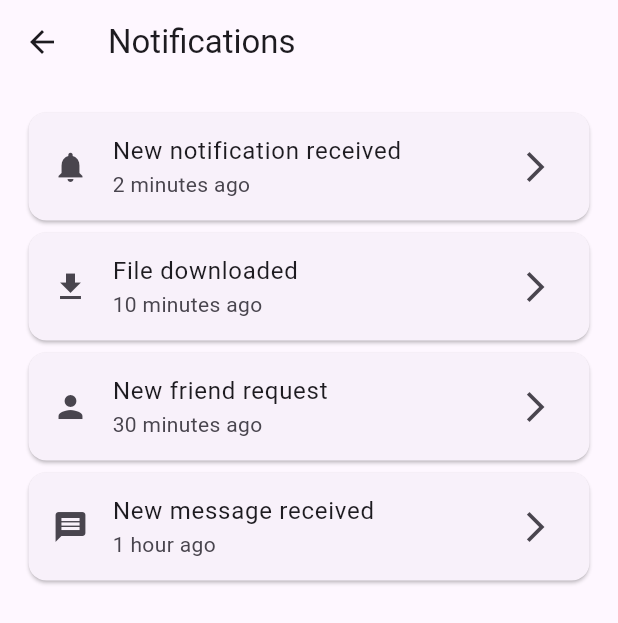
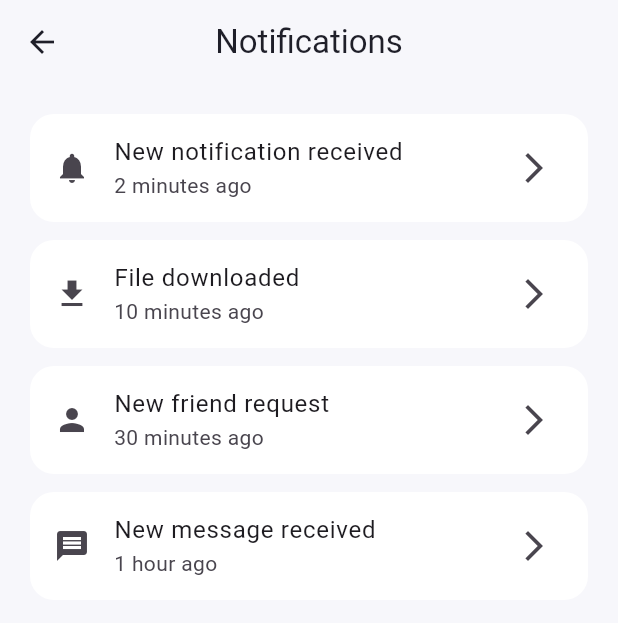
Before and after one commit to saisk7590-app/Flutter, a Flutter app: the screen it shows after launch, after a tap on "Login", after a tap on "New notification received", on a phone screen of 412 x 824 dp. Shown: the top 623 px of the screen. Run offline on Flutter 3.47's test engine with Material 3 defaults, Android fonts, the phone set to English and light mode, and no system bars.

Commit message:
feat: enhance UI and navigation structure across the app, implement reusable InfoTileCard widget, and improve overall styling consistency

```diff
--- a/lib/main.dart
+++ b/lib/main.dart
@@ -14,13 +14,62 @@ class MyApp extends StatelessWidget {
   Widget build(BuildContext context) {
     return MaterialApp(
       debugShowCheckedModeBanner: false,
-
       title: 'UI Practice App',
-
       theme: ThemeData(
-        colorScheme: ColorScheme.fromSeed(seedColor: Colors.deepPurple),
+        useMaterial3: true,
+        colorScheme: ColorScheme.fromSeed(
+          seedColor: Colors.deepPurple,
+          brightness: Brightness.light,
+        ),
+        scaffoldBackgroundColor: const Color(0xFFF7F7FB),
+        appBarTheme: const AppBarTheme(
+          centerTitle: true,
+          elevation: 0,
+          backgroundColor: Colors.transparent,
+          foregroundColor: Color(0xFF1F1F29),
+        ),
+        cardTheme: CardThemeData(
+          elevation: 0,
+          color: Colors.white,
+          margin: const EdgeInsets.only(bottom: 12),
+          shape: RoundedRectangleBorder(
+            borderRadius: BorderRadius.circular(16),
+          ),
+        ),
+        elevatedButtonTheme: ElevatedButtonThemeData(
+          style: ElevatedButton.styleFrom(
+            minimumSize: const Size(0, 50),
+            shape: RoundedRectangleBorder(
+              borderRadius: BorderRadius.circular(14),
+            ),
+            textStyle: const TextStyle(
+              fontSize: 16,
+              fontWeight: FontWeight.w600,
+            ),
+          ),
+        ),
+        inputDecorationTheme: InputDecorationTheme(
+          filled: true,
+          fillColor: Colors.white,
+          border: OutlineInputBorder(
+            borderRadius: BorderRadius.circular(14),
+            borderSide: BorderSide.none,
+          ),
+          enabledBorder: OutlineInputBorder(
+            borderRadius: BorderRadius.circular(14),
+            borderSide: BorderSide.none,
+          ),
+          focusedBorder: OutlineInputBorder(
+            borderRadius: BorderRadius.circular(14),
+            borderSide: const BorderSide(color: Colors.deepPurple, width: 1.5),
+          ),
+        ),
+        bottomNavigationBarTheme: const BottomNavigationBarThemeData(
+          selectedItemColor: Colors.deepPurple,
+          unselectedItemColor: Colors.grey,
+          type: BottomNavigationBarType.fixed,
+        ),
       ),
-
       initialRoute: '/login',
       routes: {
         '/login': (context) => const LoginScreen(),
--- a/lib/screens/Phase_2/home_screen.dart
+++ b/lib/screens/Phase_2/home_screen.dart
@@ -1,35 +1,38 @@
 import 'package:flutter/material.dart';
 
+import '../../widgets/info_tile_card.dart';
 import 'notification_screen.dart';
 import 'phase1_screen.dart';
 import 'profile_screen.dart';
+import 'settings_screen.dart';
 
 class HomeScreen extends StatelessWidget {
   const HomeScreen({super.key});
 
   @override
   Widget build(BuildContext context) {
+    final colorScheme = Theme.of(context).colorScheme;
+
     return Scaffold(
       appBar: AppBar(
-        title: const Text("Home Screen"),
+        title: const Text("Home"),
         actions: [
           IconButton(
             onPressed: () {
-              debugPrint("Settings Clicked");
+              Navigator.push(
+                context,
+                MaterialPageRoute(builder: (context) => const SettingsScreen()),
+              );
             },
             icon: const Icon(Icons.settings),
           ),
         ],
       ),
-
       body: SingleChildScrollView(
-        child: Padding(
         padding: const EdgeInsets.all(20),
-
         child: Column(
           crossAxisAlignment: CrossAxisAlignment.start,
           children: [
-              // 👤 PROFILE HEADER
             Row(
               children: [
                 GestureDetector(
@@ -46,14 +49,13 @@ class HomeScreen extends StatelessWidget {
                     child: Icon(Icons.person, size: 35),
                   ),
                 ),
-
                 const SizedBox(width: 15),
-
-                  const Column(
+                const Expanded(
+                  child: Column(
                     crossAxisAlignment: CrossAxisAlignment.start,
                     children: [
                       Text(
-                        "Welcome Sai 👋",
+                        "Welcome Sai",
                         style: TextStyle(
                           fontSize: 24,
                           fontWeight: FontWeight.bold,
@@ -65,27 +67,23 @@ class HomeScreen extends StatelessWidget {
                       ),
                     ],
                   ),
+                ),
               ],
             ),
-
             const SizedBox(height: 30),
-
             const Text(
               "Phase 1",
               style: TextStyle(fontSize: 20, fontWeight: FontWeight.bold),
             ),
-
             const SizedBox(height: 12),
-
             Row(
               children: [
                 Expanded(
                   child: _phaseCard(
-                      context,
                     icon: Icons.school,
                     title: 'Phase 1',
                     subtitle: 'Day 1 to Day 5',
-                      color: Colors.green,
+                    color: colorScheme.primary,
                     onTap: () => Navigator.push(
                       context,
                       MaterialPageRoute(
@@ -97,11 +95,10 @@ class HomeScreen extends StatelessWidget {
                 const SizedBox(width: 12),
                 Expanded(
                   child: _phaseCard(
-                      context,
                     icon: Icons.emoji_objects,
                     title: 'Learning',
                     subtitle: 'UI practice',
-                      color: Colors.green.shade700,
+                    color: colorScheme.secondary,
                     onTap: () => Navigator.push(
                       context,
                       MaterialPageRoute(
@@ -112,18 +109,17 @@ class HomeScreen extends StatelessWidget {
                 ),
               ],
             ),
-
             const SizedBox(height: 30),
-
             const Text(
               "Recent Activity",
               style: TextStyle(fontSize: 20, fontWeight: FontWeight.bold),
             ),
-
             const SizedBox(height: 15),
-
-              // ✅ CLICKABLE NOTIFICATION CARD
-              InkWell(
+            InfoTileCard(
+              icon: Icons.notifications,
+              title: "New notification received",
+              subtitle: "2 minutes ago",
+              showArrow: true,
               onTap: () {
                 Navigator.push(
                   context,
@@ -132,29 +128,14 @@ class HomeScreen extends StatelessWidget {
                   ),
                 );
               },
-                child: const Card(
-                  child: ListTile(
-                    leading: Icon(Icons.notifications),
-                    title: Text("New notification received"),
-                    subtitle: Text("2 minutes ago"),
-                    trailing: Icon(Icons.arrow_forward_ios),
             ),
+            const InfoTileCard(
+              icon: Icons.download,
+              title: "File downloaded",
+              subtitle: "10 minutes ago",
+              showArrow: true,
             ),
-              ),
-
-              const SizedBox(height: 10),
-
-              const Card(
-                child: ListTile(
-                  leading: Icon(Icons.download),
-                  title: Text("File downloaded"),
-                  subtitle: Text("10 minutes ago"),
-                  trailing: Icon(Icons.arrow_forward_ios),
-                ),
-              ),
-
             const SizedBox(height: 30),
-
             SizedBox(
               width: double.infinity,
               child: ElevatedButton.icon(
@@ -172,12 +153,10 @@ class HomeScreen extends StatelessWidget {
           ],
         ),
       ),
-      ),
     );
   }
 
-  Widget _phaseCard(
-    BuildContext context, {
+  Widget _phaseCard({
     required IconData icon,
     required String title,
     required String subtitle,
@@ -186,13 +165,13 @@ class HomeScreen extends StatelessWidget {
   }) {
     return InkWell(
       onTap: onTap,
-      borderRadius: BorderRadius.circular(20),
+      borderRadius: BorderRadius.circular(16),
       child: Container(
         height: 140,
-        padding: const EdgeInsets.all(14),
+        padding: const EdgeInsets.all(16),
         decoration: BoxDecoration(
           color: color,
-          borderRadius: BorderRadius.circular(20),
+          borderRadius: BorderRadius.circular(16),
           boxShadow: const [
             BoxShadow(
               color: Colors.black12,
--- a/lib/screens/Phase_2/login_screen.dart
+++ b/lib/screens/Phase_2/login_screen.dart
@@ -8,48 +8,35 @@ class LoginScreen extends StatelessWidget {
   @override
   Widget build(BuildContext context) {
     return Scaffold(
-      appBar: AppBar(title: const Text("Login Screen")),
-
+      appBar: AppBar(title: const Text("Login")),
       body: Padding(
         padding: const EdgeInsets.all(20),
-
         child: Column(
           mainAxisAlignment: MainAxisAlignment.center,
           children: [
             const Text(
-              "Welcome Back User 👋",
+              "Welcome Back",
               style: TextStyle(fontSize: 28, fontWeight: FontWeight.bold),
             ),
-
             const SizedBox(height: 30),
-
-            // ✅ FIXED: removed const because borderRadius is runtime
-            TextField(
+            const TextField(
+              keyboardType: TextInputType.emailAddress,
               decoration: InputDecoration(
                 labelText: "Email",
                 hintText: "Enter your email",
-                border: OutlineInputBorder(
-                  borderRadius: BorderRadius.circular(12), // rounded border
-                ),
+                prefixIcon: Icon(Icons.email),
               ),
             ),
-
             const SizedBox(height: 20),
-
-            // ✅ FIXED: removed const here also
-            TextField(
+            const TextField(
               obscureText: true,
               decoration: InputDecoration(
                 labelText: "Password",
                 hintText: "Enter your password",
-                border: OutlineInputBorder(
-                  borderRadius: BorderRadius.circular(12), // (optional fix)
-                ),
+                prefixIcon: Icon(Icons.lock),
               ),
             ),
-
             const SizedBox(height: 30),
-
             SizedBox(
               width: double.infinity,
               child: ElevatedButton(
@@ -59,9 +46,7 @@ class LoginScreen extends StatelessWidget {
                 child: const Text("Login"),
               ),
             ),
-
-            const SizedBox(height: 15), // ✅ spacing added
-            // ✅ FIXED: moved Row OUTSIDE SizedBox
+            const SizedBox(height: 15),
             Row(
               mainAxisAlignment: MainAxisAlignment.center,
               children: [
@@ -75,10 +60,10 @@ class LoginScreen extends StatelessWidget {
                       ),
                     );
                   },
-                  child: const Text(
+                  child: Text(
                     "Sign up",
                     style: TextStyle(
-                      color: Colors.blue,
+                      color: Theme.of(context).colorScheme.primary,
                       fontWeight: FontWeight.bold,
                       decoration: TextDecoration.underline,
                     ),
--- a/lib/screens/Phase_2/main_navigation_screen.dart
+++ b/lib/screens/Phase_2/main_navigation_screen.dart
@@ -13,42 +13,34 @@ class MainNavigationScreen extends StatefulWidget {
 }
 
 class _MainNavigationScreenState extends State<MainNavigationScreen> {
-  int selectedIndex = 0;
+  int _selectedIndex = 0;
 
-  final List<Widget> screens = [
+  final List<Widget> _screens = [
     const HomeScreen(),
     const NotificationScreen(),
     const ProfileScreen(),
     const SettingsScreen(),
   ];
 
-  void onItemTapped(int index) {
+  void _onItemTapped(int index) {
     setState(() {
-      selectedIndex = index;
+      _selectedIndex = index;
     });
   }
 
   @override
   Widget build(BuildContext context) {
     return Scaffold(
-      body: screens[selectedIndex],
-
+      body: IndexedStack(index: _selectedIndex, children: _screens),
       bottomNavigationBar: BottomNavigationBar(
-        currentIndex: selectedIndex,
-
-        onTap: onItemTapped,
-
-        selectedItemColor: Colors.deepPurple,
-        unselectedItemColor: Colors.grey,
-        type: BottomNavigationBarType.fixed,
+        currentIndex: _selectedIndex,
+        onTap: _onItemTapped,
         items: const [
           BottomNavigationBarItem(icon: Icon(Icons.home), label: "Home"),
-
           BottomNavigationBarItem(
             icon: Icon(Icons.notifications),
             label: "Notifications",
           ),
-
           BottomNavigationBarItem(icon: Icon(Icons.person), label: "Profile"),
           BottomNavigationBarItem(
             icon: Icon(Icons.settings),
--- a/lib/screens/Phase_2/notification_screen.dart
+++ b/lib/screens/Phase_2/notification_screen.dart
@@ -1,4 +1,6 @@
 import 'package:flutter/material.dart';
+
+import '../../widgets/info_tile_card.dart';
 
 class NotificationScreen extends StatelessWidget {
   const NotificationScreen({super.key});
@@ -9,43 +11,31 @@ class NotificationScreen extends StatelessWidget {
       appBar: AppBar(title: const Text("Notifications")),
 
       body: ListView(
-        padding: const EdgeInsets.all(15),
-
+        padding: EdgeInsets.all(20),
         children: [
-          Card(
-            child: ListTile(
-              leading: Icon(Icons.notifications),
-              title: Text("New notification received"),
-              subtitle: Text("2 minutes ago"),
-              trailing: Icon(Icons.arrow_forward_ios),
-            ),
+          InfoTileCard(
+            icon: Icons.notifications,
+            title: "New notification received",
+            subtitle: "2 minutes ago",
+            showArrow: true,
           ),
-
-          Card(
-            child: ListTile(
-              leading: Icon(Icons.download),
-              title: Text("File downloaded"),
-              subtitle: Text("10 minutes ago"),
-              trailing: Icon(Icons.arrow_forward_ios),
-            ),
+          InfoTileCard(
+            icon: Icons.download,
+            title: "File downloaded",
+            subtitle: "10 minutes ago",
+            showArrow: true,
           ),
-
-          Card(
-            child: ListTile(
-              leading: Icon(Icons.person),
-              title: Text("New friend request"),
-              subtitle: Text("30 minutes ago"),
-              trailing: Icon(Icons.arrow_forward_ios),
-            ),
+          InfoTileCard(
+            icon: Icons.person,
+            title: "New friend request",
+            subtitle: "30 minutes ago",
+            showArrow: true,
           ),
-
-          Card(
-            child: ListTile(
-              leading: Icon(Icons.message),
-              title: Text("New message received"),
-              subtitle: Text("1 hour ago"),
-              trailing: Icon(Icons.arrow_forward_ios),
-            ),
+          InfoTileCard(
+            icon: Icons.message,
+            title: "New message received",
+            subtitle: "1 hour ago",
+            showArrow: true,
           ),
         ],
       ),
--- a/lib/screens/Phase_2/profile_screen.dart
+++ b/lib/screens/Phase_2/profile_screen.dart
@@ -1,4 +1,6 @@
 import 'package:flutter/material.dart';
+
+import '../../widgets/info_tile_card.dart';
 
 class ProfileScreen extends StatelessWidget {
   const ProfileScreen({super.key});
@@ -9,76 +11,54 @@ class ProfileScreen extends StatelessWidget {
       appBar: AppBar(title: const Text("Profile")),
 
       body: SingleChildScrollView(
+        padding: const EdgeInsets.all(20),
         child: Center(
-          child: Padding(
-            padding: const EdgeInsets.all(20),
-
           child: Column(
-              mainAxisAlignment: MainAxisAlignment.center,
             children: [
-                CircleAvatar(radius: 50, child: Icon(Icons.person, size: 50)),
-
+              const CircleAvatar(
+                radius: 50,
+                child: Icon(Icons.person, size: 50),
+              ),
               const SizedBox(height: 20),
-
               const Text(
                 "Sai Kiran",
                 style: TextStyle(fontSize: 24, fontWeight: FontWeight.bold),
               ),
-
-                const SizedBox(height: 10),
-
+              const SizedBox(height: 8),
               const Text(
                 "Flutter Developer",
                 style: TextStyle(fontSize: 18, color: Colors.grey),
               ),
-
               const SizedBox(height: 30),
-
-                Card(
-                  child: ListTile(
-                    leading: Icon(Icons.email),
-                    title: Text("Email"),
-                    subtitle: Text("sai.kiran@example.com"),
+              const InfoTileCard(
+                icon: Icons.email,
+                title: "Email",
+                subtitle: "sai.kiran@example.com",
               ),
+              const InfoTileCard(
+                icon: Icons.phone,
+                title: "Phone",
+                subtitle: "123-456-7890",
               ),
-
-                Card(
-                  child: ListTile(
-                    leading: Icon(Icons.phone),
-                    title: Text("Phone"),
-                    subtitle: Text("123-456-7890"),
+              const InfoTileCard(
+                icon: Icons.location_on,
+                title: "Location",
+                subtitle: "Andhra Pradesh, India",
               ),
-                ),
-
-                Card(
-                  child: ListTile(
-                    leading: Icon(Icons.location_on),
-                    title: Text("Location"),
-                    subtitle: Text("Andhra Pradesh, India"),
-                  ),
-                ),
-
               const SizedBox(height: 30),
-
               SizedBox(
                 width: double.infinity,
-
                 child: ElevatedButton.icon(
                   onPressed: () {
                     debugPrint("Edit Profile Clicked");
                   },
-
                   icon: const Icon(Icons.edit),
-
                   label: const Text("Edit Profile"),
                 ),
               ),
-
               const SizedBox(height: 15),
-
               SizedBox(
                 width: double.infinity,
-
                 child: ElevatedButton.icon(
                   onPressed: () {
                     Navigator.pushNamedAndRemoveUntil(
@@ -87,9 +67,7 @@ class ProfileScreen extends StatelessWidget {
                       (route) => false,
                     );
                   },
-
                   icon: const Icon(Icons.logout),
-
                   label: const Text("Logout"),
                 ),
               ),
@@ -97,7 +75,6 @@ class ProfileScreen extends StatelessWidget {
           ),
         ),
       ),
-      ),
     );
   }
 }
--- a/lib/screens/Phase_2/settings_screen.dart
+++ b/lib/screens/Phase_2/settings_screen.dart
@@ -1,4 +1,6 @@
 import 'package:flutter/material.dart';
+
+import '../../widgets/info_tile_card.dart';
 
 class SettingsScreen extends StatelessWidget {
   const SettingsScreen({super.key});
@@ -7,12 +9,29 @@ class SettingsScreen extends StatelessWidget {
   Widget build(BuildContext context) {
     return Scaffold(
       appBar: AppBar(title: const Text("Settings")),
-
-      body: const Center(
-        child: Text(
-          "⚙ Settings Page\nUnder Construction 🚧",
-          textAlign: TextAlign.center,
-          style: TextStyle(fontSize: 24, fontWeight: FontWeight.bold),
+      body: const Padding(
+        padding: EdgeInsets.all(20),
+        child: Column(
+          children: [
+            InfoTileCard(
+              icon: Icons.dark_mode,
+              title: "Theme",
+              subtitle: "Light mode",
+              showArrow: true,
+            ),
+            InfoTileCard(
+              icon: Icons.notifications_active,
+              title: "Notifications",
+              subtitle: "Enabled",
+              showArrow: true,
+            ),
+            InfoTileCard(
+              icon: Icons.info,
+              title: "About",
+              subtitle: "Phase 2 Flutter practice app",
+              showArrow: true,
+            ),
+          ],
         ),
       ),
     );
--- /dev/null
+++ b/lib/widgets/info_tile_card.dart
@@ -0,0 +1,31 @@
+import 'package:flutter/material.dart';
+
+class InfoTileCard extends StatelessWidget {
+  const InfoTileCard({
+    super.key,
+    required this.icon,
+    required this.title,
+    required this.subtitle,
+    this.onTap,
+    this.showArrow = false,
+  });
+
+  final IconData icon;
+  final String title;
+  final String subtitle;
+  final VoidCallback? onTap;
+  final bool showArrow;
+
+  @override
+  Widget build(BuildContext context) {
+    return Card(
+      child: ListTile(
+        onTap: onTap,
+        leading: Icon(icon),
+        title: Text(title),
+        subtitle: Text(subtitle),
+        trailing: showArrow ? const Icon(Icons.arrow_forward_ios) : null,
+      ),
+    );
+  }
+}
```
Also changed, not shown: lib/screens/Phase_1/day4_screen.dart (+16 -21 lines), lib/screens/Phase_2/signup_screen.dart (+12 -53 lines), 3 other files. Lines whose indentation alone changed are shown as unchanged.
